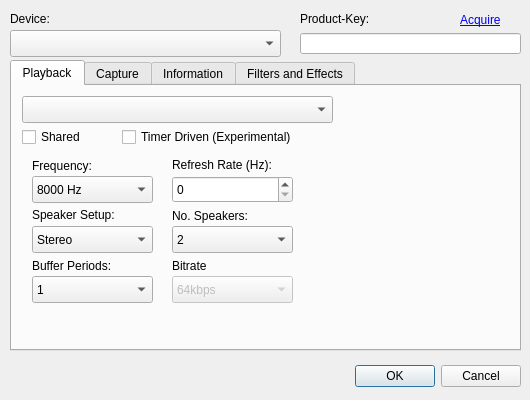
This is src/aaxconfig.ui in adalinbv/aax-support as Qt 5 draws it before an edit. The edited form follows.
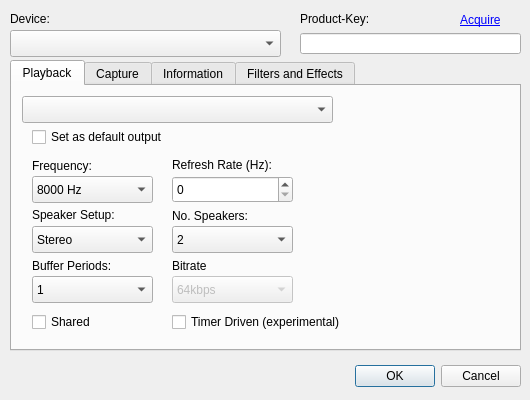
This is the edited form. Custom widgets are drawn as their Qt base class.

Commit message: add support for specifying of a default device

```diff
--- a/src/aaxconfig.ui
+++ b/src/aaxconfig.ui
@@ -288,8 +288,8 @@
     <widget class="QCheckBox" name="Timer">
      <property name="geometry">
       <rect>
-       <x>110</x>
-       <y>40</y>
+       <x>160</x>
+       <y>225</y>
        <width>221</width>
        <height>22</height>
       </rect>
@@ -298,7 +298,7 @@
       <string>&lt;html&gt;&lt;head/&gt;&lt;body&gt;&lt;p&gt;Enable the system timer for pushing data to the audio device.&lt;/p&gt;&lt;p&gt;This will save power consumption but is less reliable for lower latencies. Therefore this option is only used for refresh rates below 75Hz.&lt;/p&gt;&lt;/body&gt;&lt;/html&gt;</string>
      </property>
      <property name="text">
-      <string>Timer Driven (Experimental)</string>
+      <string>Timer Driven (experimental)</string>
      </property>
     </widget>
     <widget class="QComboBox" name="OutputPeriods">
@@ -404,8 +404,8 @@
     <widget class="QCheckBox" name="Shared">
      <property name="geometry">
       <rect>
-       <x>10</x>
-       <y>40</y>
+       <x>20</x>
+       <y>225</y>
        <width>97</width>
        <height>22</height>
       </rect>
@@ -447,7 +447,7 @@
      <property name="geometry">
       <rect>
        <x>310</x>
-       <y>60</y>
+       <y>50</y>
        <width>180</width>
        <height>180</height>
       </rect>
@@ -462,6 +462,22 @@
       <number>1</number>
      </property>
     </widget>
+    <widget class="QCheckBox" name="SetDefault">
+     <property name="geometry">
+      <rect>
+       <x>20</x>
+       <y>40</y>
+       <width>171</width>
+       <height>22</height>
+      </rect>
+     </property>
+     <property name="toolTip">
+      <string>&lt;html&gt;&lt;head/&gt;&lt;body&gt;&lt;p&gt;Allow this device to be shared with other applications.&lt;/p&gt;&lt;p&gt;This will increase latency.&lt;/p&gt;&lt;/body&gt;&lt;/html&gt;</string>
+     </property>
+     <property name="text">
+      <string>Set as default output</string>
+     </property>
+    </widget>
    </widget>
    <widget class="QWidget" name="tab_3">
     <attribute name="title">
```
The commit also changes 3 other files.
